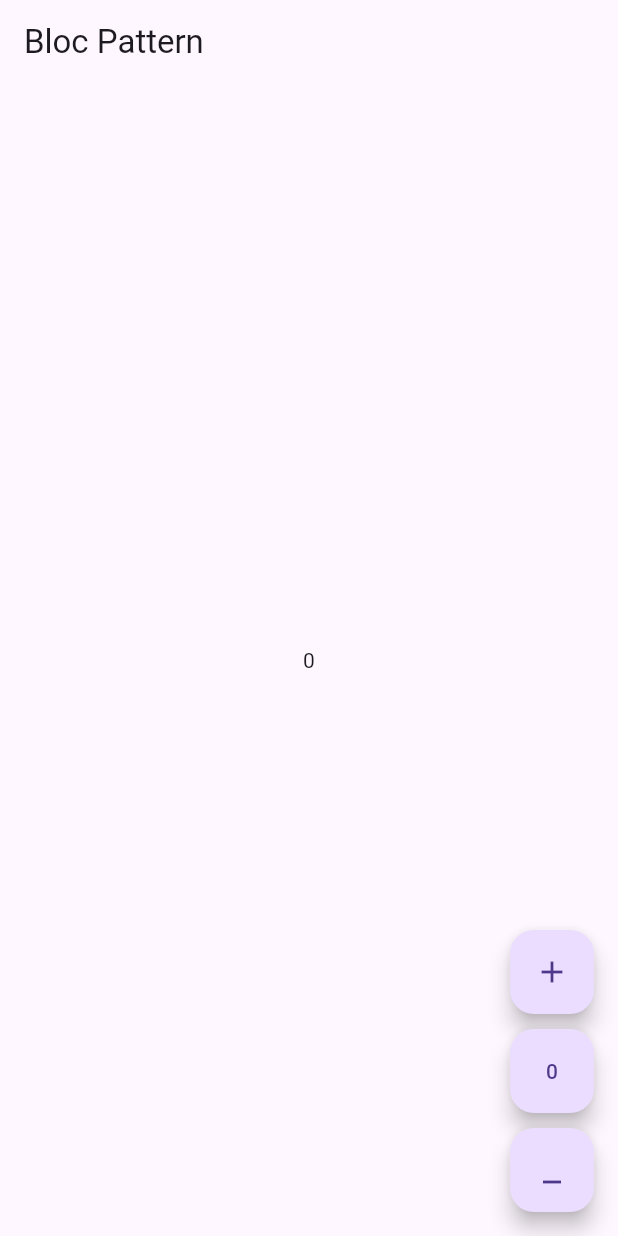
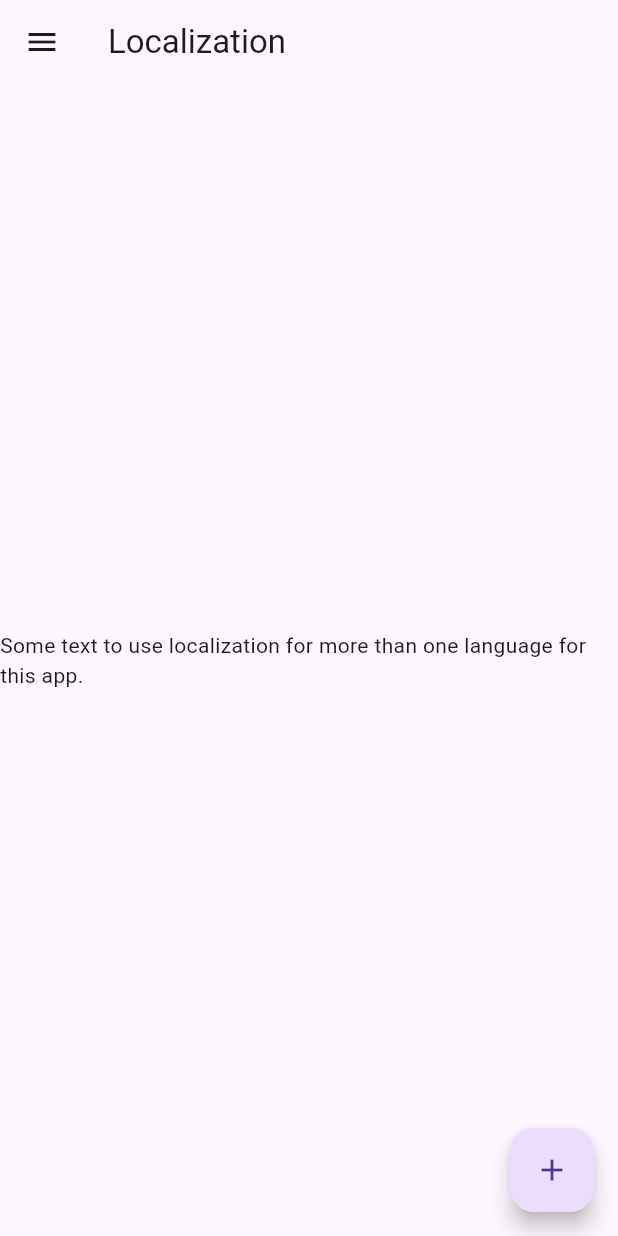
Before and after one commit to abdullahzayed812/BLOC_CORE_CONCEPT, a Flutter app: the screen it shows after launch, on a phone screen of 412 x 824 dp. Run offline on Flutter 3.47's test engine with Material 3 defaults, Android fonts, the phone set to English and light mode, and no system bars; our stand-ins replace flutter_bloc.

Commit message:
add localizations

```diff
--- /dev/null
+++ b/assets/lang/ar.json
@@ -0,0 +1,3 @@
+{
+  "some_text": "هذا نص تجريبي لعمل فكره تطبيق متعدد اللغات."
+}
--- /dev/null
+++ b/assets/lang/en.json
@@ -0,0 +1,3 @@
+{
+  "some_text": "Some text to use localization for more than one language for this app."
+}
--- /dev/null
+++ b/lib/configs/localization.dart
@@ -0,0 +1,59 @@
+import 'dart:convert';
+
+import 'package:flutter/material.dart';
+import 'package:flutter/services.dart';
+
+class AppLocalizations {
+  final Locale locale;
+  late Map<String, String> _localizedLanguageFileContent;
+
+  AppLocalizations({required this.locale});
+
+  static AppLocalizations? of(BuildContext context) {
+    return Localizations.of<AppLocalizations>(context, AppLocalizations);
+  }
+
+  static const LocalizationsDelegate delegate = _AppLocalizationsDelegate();
+
+  Future loadJsonLanguage() async {
+    String jsonString =
+        await rootBundle.loadString("assets/lang/${locale.languageCode}.json");
+
+    Map<String, dynamic> decodedJson = json.decode(jsonString);
+
+    _localizedLanguageFileContent = decodedJson.map((key, value) {
+      return MapEntry(key, value);
+    });
+  }
+
+  String translate(String key) => _localizedLanguageFileContent[key] ?? "";
+}
+
+class _AppLocalizationsDelegate
+    extends LocalizationsDelegate<AppLocalizations> {
+  const _AppLocalizationsDelegate();
+
+  @override
+  bool isSupported(Locale locale) {
+    return ['en', 'ar'].contains(locale.languageCode);
+  }
+
+  @override
+  Future<AppLocalizations> load(Locale locale) async {
+    AppLocalizations localizations = AppLocalizations(locale: locale);
+
+    await localizations.loadJsonLanguage();
+
+    return localizations;
+  }
+
+  @override
+  bool shouldReload(covariant LocalizationsDelegate<AppLocalizations> old) =>
+      false;
+}
+
+extension TranslateX on String {
+  String translateString(BuildContext context) {
+    return AppLocalizations.of(context)!.translate(this);
+  }
+}
--- a/lib/main.dart
+++ b/lib/main.dart
@@ -1,7 +1,9 @@
 import 'package:flutter/material.dart';
 import 'package:flutter_bloc/flutter_bloc.dart';
 import 'package:flutter_bloc_core_concepts/bloc/counter_bloc.dart';
-import 'package:flutter_bloc_core_concepts/pages/home.dart';
+import 'package:flutter_bloc_core_concepts/configs/localization.dart';
+import 'package:flutter_bloc_core_concepts/pages/localization_page.dart';
+import 'package:flutter_localizations/flutter_localizations.dart';
 
 void main() {
   runApp(const MyApp());
@@ -14,9 +16,26 @@ class MyApp extends StatelessWidget {
   Widget build(BuildContext context) {
     return MaterialApp(
       debugShowCheckedModeBanner: false,
+      supportedLocales: const [Locale('en'), Locale("ar")],
+      localizationsDelegates: const [
+        AppLocalizations.delegate,
+        GlobalMaterialLocalizations.delegate,
+        GlobalWidgetsLocalizations.delegate,
+        GlobalCupertinoLocalizations.delegate
+      ],
+      localeResolutionCallback: (deviceLocale, supportedLocales) {
+        for (var locale in supportedLocales) {
+          if (deviceLocale != null &&
+              deviceLocale.languageCode == locale.languageCode) {
+            return deviceLocale;
+          }
+        }
+
+        return supportedLocales.first;
+      },
       home: BlocProvider(
         create: (context) => CounterBloc(),
-        child: const HomePage(),
+        child: const LocalizationPage(),
       ),
     );
   }
--- a/lib/pages/home.dart
+++ b/lib/pages/counter_bloc_page.dart
@@ -4,23 +4,26 @@ import 'package:flutter_bloc_core_concepts/bloc/counter_bloc.dart';
 import 'package:flutter_bloc_core_concepts/bloc/counter_state.dart';
 import 'package:flutter_bloc_core_concepts/widgets/buttons.dart';
 
-class HomePage extends StatelessWidget {
-  const HomePage({super.key});
+class CounterBlocPage extends StatelessWidget {
+  const CounterBlocPage({super.key});
 
   @override
   Widget build(BuildContext context) {
     return Scaffold(
       appBar: AppBar(title: const Text("Bloc Pattern")),
       floatingActionButton: const FloatingActionButtons(),
-      body: Center(child:
-          BlocBuilder<CounterBloc, CounterState>(builder: (context, state) {
+      body: Center(
+        child: BlocBuilder<CounterBloc, CounterState>(
+          builder: (context, state) {
             if (state is CounterInitial) {
               return const Text("0");
             } else if (state is CounterValueChangedState) {
               return Text(state.count.toString());
             }
             return const SizedBox();
-      })),
+          },
+        ),
+      ),
     );
   }
 }
--- /dev/null
+++ b/lib/pages/localization_page.dart
@@ -0,0 +1,29 @@
+import 'package:flutter/material.dart';
+import 'package:flutter_bloc_core_concepts/configs/localization.dart';
+
+class LocalizationPage extends StatelessWidget {
+  const LocalizationPage({super.key});
+
+  @override
+  Widget build(BuildContext context) {
+    return Scaffold(
+      floatingActionButton: FloatingActionButton(
+        child: const Icon(Icons.add),
+        onPressed: () {},
+      ),
+      drawer: const Drawer(
+        child: Center(
+          child: Text("Drawer content..."),
+        ),
+      ),
+      appBar: AppBar(
+        title: const Text("Localization"),
+      ),
+      body: Center(
+        child: Text(
+          "some_text".translateString(context),
+        ),
+      ),
+    );
+  }
+}
--- a/lib/widgets/buttons.dart
+++ b/lib/widgets/buttons.dart
@@ -2,7 +2,6 @@ import 'package:flutter/material.dart';
 import 'package:flutter_bloc/flutter_bloc.dart';
 import 'package:flutter_bloc_core_concepts/bloc/counter_bloc.dart';
 import 'package:flutter_bloc_core_concepts/bloc/counter_event.dart';
-import 'package:flutter_bloc_core_concepts/bloc/counter_state.dart';
 
 class FloatingActionButtons extends StatelessWidget {
   const FloatingActionButtons({super.key});
```
Also changed, not shown: pubspec.yaml (+7 -6 lines), pubspec.lock. Lines whose indentation alone changed are shown as unchanged.
